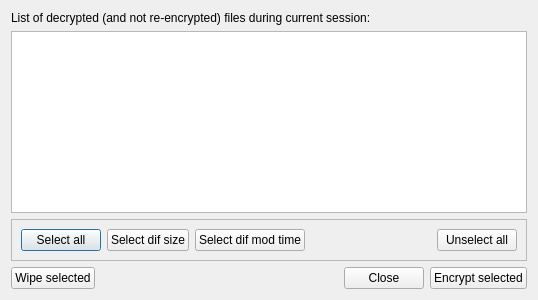
First picture: the form in FilesSyncDialog.ui, repository sergrt/FileProtect, before the edit.
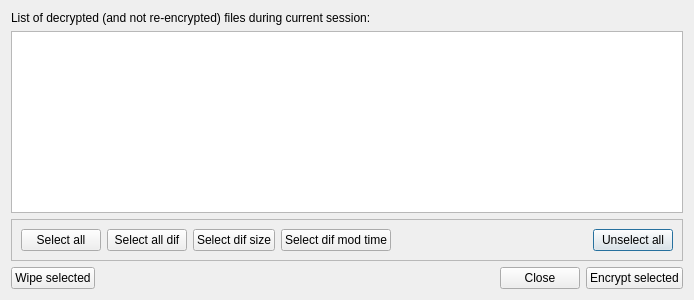
Second picture: the form after the edit.

```diff
--- a/FilesSyncDialog.ui
+++ b/FilesSyncDialog.ui
@@ -9,7 +9,7 @@
    <rect>
     <x>0</x>
     <y>0</y>
-    <width>538</width>
+    <width>694</width>
     <height>300</height>
    </rect>
   </property>
@@ -36,28 +36,7 @@
       <enum>QFrame::Raised</enum>
      </property>
      <layout class="QGridLayout" name="gridLayout">
-      <item row="0" column="0">
-       <widget class="QPushButton" name="pushButton_3">
-        <property name="text">
-         <string>Select all</string>
-        </property>
-       </widget>
-      </item>
-      <item row="0" column="1">
-       <widget class="QPushButton" name="pushButton_4">
-        <property name="text">
-         <string>Select dif size</string>
-        </property>
-       </widget>
-      </item>
-      <item row="0" column="2">
-       <widget class="QPushButton" name="pushButton_5">
-        <property name="text">
-         <string>Select dif mod time</string>
-        </property>
-       </widget>
-      </item>
-      <item row="0" column="3">
+      <item row="0" column="4">
        <spacer name="horizontalSpacer_2">
         <property name="orientation">
          <enum>Qt::Horizontal</enum>
@@ -70,13 +49,41 @@
         </property>
        </spacer>
       </item>
-      <item row="0" column="4">
-       <widget class="QPushButton" name="pushButton_6">
+      <item row="0" column="5">
+       <widget class="QPushButton" name="bnSelNone">
         <property name="text">
          <string>Unselect all</string>
         </property>
        </widget>
       </item>
+      <item row="0" column="3">
+       <widget class="QPushButton" name="bnSelDifTime">
+        <property name="text">
+         <string>Select dif mod time</string>
+        </property>
+       </widget>
+      </item>
+      <item row="0" column="2">
+       <widget class="QPushButton" name="bnSelDifSize">
+        <property name="text">
+         <string>Select dif size</string>
+        </property>
+       </widget>
+      </item>
+      <item row="0" column="0">
+       <widget class="QPushButton" name="bnSelAll">
+        <property name="text">
+         <string>Select all</string>
+        </property>
+       </widget>
+      </item>
+      <item row="0" column="1">
+       <widget class="QPushButton" name="bnSelAllDif">
+        <property name="text">
+         <string>Select all dif</string>
+        </property>
+       </widget>
+      </item>
      </layout>
     </widget>
    </item>
```
Left out of the diff: 4 changed lines with no effect on the pictures.
